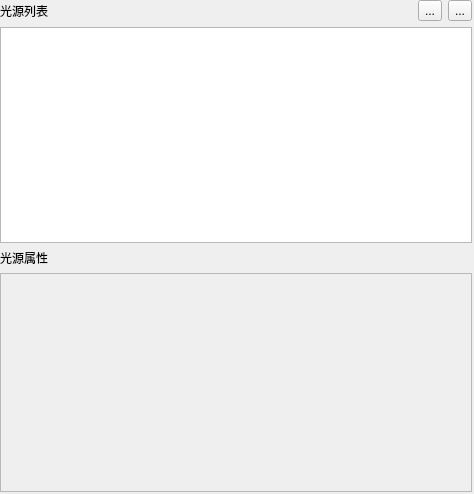
First picture: the form in src/UI/lightwidget.ui, repository Yuanzidan081/SRendererLab, before the edit.
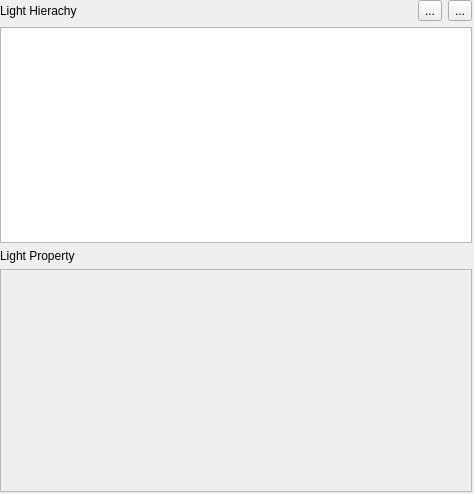
Second picture: the form after the edit. Icons and pictures are not drawn.

What changed in the file:
```diff
--- a/src/UI/lightwidget.ui
+++ b/src/UI/lightwidget.ui
@@ -38,7 +38,7 @@
        <item>
         <widget class="QLabel" name="label_2">
          <property name="text">
-          <string>光源列表</string>
+          <string>Light Hierachy</string>
          </property>
         </widget>
        </item>
@@ -86,7 +86,7 @@
      <item>
       <widget class="QLabel" name="label">
        <property name="text">
-        <string>光源属性</string>
+        <string>Light Property</string>
        </property>
       </widget>
      </item>
```
